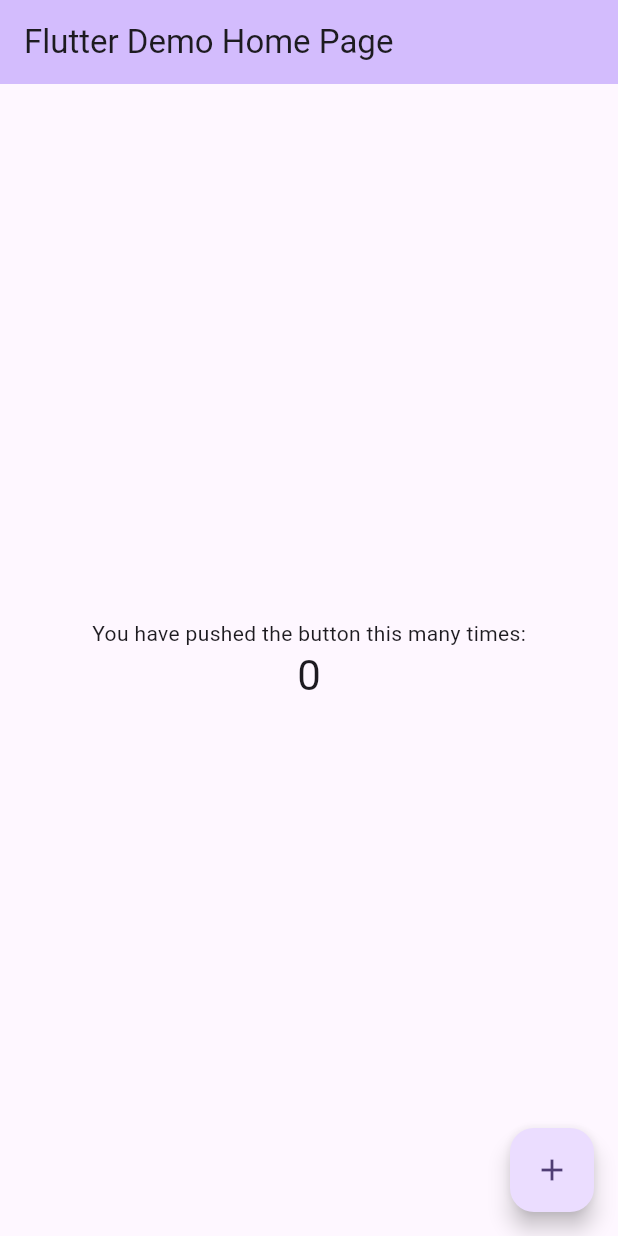
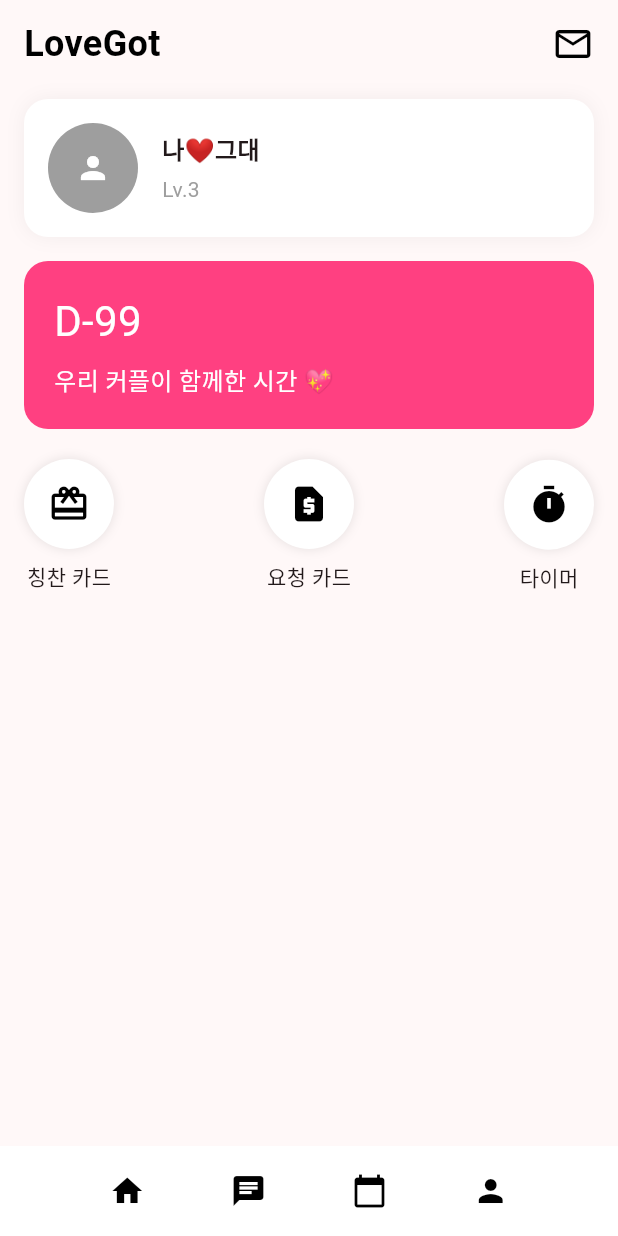
Before and after one commit to HWMV/Lovegot_test, a Flutter app: the screen it shows after launch, on a phone screen of 412 x 824 dp. Run offline on Flutter 3.47's test engine with Material 3 defaults, Android fonts, the phone set to English and light mode, and no system bars; Roboto replaces fonts that are missing (Pretendard).

Commit message:
make home_screen and add praise_card screen, plus action_card&bottom_navigater_bar widget

```diff
--- a/ui/lib/main.dart
+++ b/ui/lib/main.dart
@@ -1,125 +1,27 @@
 import 'package:flutter/material.dart';
+import 'package:ui/widgets/bottom_nav_bar.dart';
+import 'screens/home.dart';
+import 'widgets/bottom_nav_bar.dart';
 
 void main() {
-  runApp(const MyApp());
+  runApp(const LoveGottApp());
 }
 
-class MyApp extends StatelessWidget {
-  const MyApp({super.key});
+class LoveGottApp extends StatelessWidget {
+  const LoveGottApp({super.key});
 
-  // This widget is the root of your application.
   @override
   Widget build(BuildContext context) {
     return MaterialApp(
-      title: 'Flutter Demo',
+      title: 'LoveGott UI',
+      debugShowCheckedModeBanner: false,
       theme: ThemeData(
-        // This is the theme of your application.
-        //
-        // TRY THIS: Try running your application with "flutter run". You'll see
-        // the application has a purple toolbar. Then, without quitting the app,
-        // try changing the seedColor in the colorScheme below to Colors.green
-        // and then invoke "hot reload" (save your changes or press the "hot
-        // reload" button in a Flutter-supported IDE, or press "r" if you used
-        // the command line to start the app).
-        //
-        // Notice that the counter didn't reset back to zero; the application
-        // state is not lost during the reload. To reset the state, use hot
-        // restart instead.
-        //
-        // This works for code too, not just values: Most code changes can be
-        // tested with just a hot reload.
-        colorScheme: ColorScheme.fromSeed(seedColor: Colors.deepPurple),
+        fontFamily: 'Pretendard', //
+        scaffoldBackgroundColor: const Color(0xFFFFF8F8),
+        colorScheme: ColorScheme.fromSeed(seedColor: Colors.pink),
         useMaterial3: true,
       ),
-      home: const MyHomePage(title: 'Flutter Demo Home Page'),
+      home: const HomeScreen(),
     );
   }
 }
-
-class MyHomePage extends StatefulWidget {
-  const MyHomePage({super.key, required this.title});
-
-  // This widget is the home page of your application. It is stateful, meaning
-  // that it has a State object (defined below) that contains fields that affect
-  // how it looks.
-
-  // This class is the configuration for the state. It holds the values (in this
-  // case the title) provided by the parent (in this case the App widget) and
-  // used by the build method of the State. Fields in a Widget subclass are
-  // always marked "final".
-
-  final String title;
-
-  @override
-  State<MyHomePage> createState() => _MyHomePageState();
-}
-
-class _MyHomePageState extends State<MyHomePage> {
-  int _counter = 0;
-
-  void _incrementCounter() {
-    setState(() {
-      // This call to setState tells the Flutter framework that something has
-      // changed in this State, which causes it to rerun the build method below
-      // so that the display can reflect the updated values. If we changed
-      // _counter without calling setState(), then the build method would not be
-      // called again, and so nothing would appear to happen.
-      _counter++;
-    });
-  }
-
-  @override
-  Widget build(BuildContext context) {
-    // This method is rerun every time setState is called, for instance as done
-    // by the _incrementCounter method above.
-    //
-    // The Flutter framework has been optimized to make rerunning build methods
-    // fast, so that you can just rebuild anything that needs updating rather
-    // than having to individually change instances of widgets.
-    return Scaffold(
-      appBar: AppBar(
-        // TRY THIS: Try changing the color here to a specific color (to
-        // Colors.amber, perhaps?) and trigger a hot reload to see the AppBar
-        // change color while the other colors stay the same.
-        backgroundColor: Theme.of(context).colorScheme.inversePrimary,
-        // Here we take the value from the MyHomePage object that was created by
-        // the App.build method, and use it to set our appbar title.
-        title: Text(widget.title),
-      ),
-      body: Center(
-        // Center is a layout widget. It takes a single child and positions it
-        // in the middle of the parent.
-        child: Column(
-          // Column is also a layout widget. It takes a list of children and
-          // arranges them vertically. By default, it sizes itself to fit its
-          // children horizontally, and tries to be as tall as its parent.
-          //
-          // Column has various properties to control how it sizes itself and
-          // how it positions its children. Here we use mainAxisAlignment to
-          // center the children vertically; the main axis here is the vertical
-          // axis because Columns are vertical (the cross axis would be
-          // horizontal).
-          //
-          // TRY THIS: Invoke "debug painting" (choose the "Toggle Debug Paint"
-          // action in the IDE, or press "p" in the console), to see the
-          // wireframe for each widget.
-          mainAxisAlignment: MainAxisAlignment.center,
-          children: <Widget>[
-            const Text(
-              'You have pushed the button this many times:',
-            ),
-            Text(
-              '$_counter',
-              style: Theme.of(context).textTheme.headlineMedium,
-            ),
-          ],
-        ),
-      ),
-      floatingActionButton: FloatingActionButton(
-        onPressed: _incrementCounter,
-        tooltip: 'Increment',
-        child: const Icon(Icons.add),
-      ), // This trailing comma makes auto-formatting nicer for build methods.
-    );
-  }
-}
--- /dev/null
+++ b/ui/lib/screens/home.dart
@@ -0,0 +1,163 @@
+import 'package:flutter/material.dart';
+import '../widgets/bottom_nav_bar.dart';
+import '../widgets/action_card.dart';
+
+import 'praise_card_screen.dart';
+import 'request_card_screen.dart';
+
+class HomeScreen extends StatelessWidget {
+  const HomeScreen({super.key});
+
+  @override
+  Widget build(BuildContext context) {
+    return Scaffold(
+      backgroundColor: const Color(0xFFFFF8F8),
+      body: SafeArea(
+        child: Column(
+          children: [
+            // Top App Bar
+            Padding(
+              padding:
+                  const EdgeInsets.symmetric(horizontal: 16.0, vertical: 12),
+              child: Row(
+                mainAxisAlignment: MainAxisAlignment.spaceBetween,
+                children: const [
+                  Text(
+                    'LoveGot',
+                    style: TextStyle(
+                      fontSize: 24,
+                      fontWeight: FontWeight.bold,
+                      color: Colors.black,
+                    ),
+                  ),
+                  Icon(Icons.mail_outline, size: 28, color: Colors.black),
+                ],
+              ),
+            ),
+
+            // Profile Card
+            Container(
+              margin: const EdgeInsets.symmetric(horizontal: 16, vertical: 8),
+              padding: const EdgeInsets.all(16),
+              decoration: BoxDecoration(
+                color: Colors.white,
+                borderRadius: BorderRadius.circular(16),
+                boxShadow: [
+                  BoxShadow(
+                      color: Colors.black.withOpacity(0.05), blurRadius: 10),
+                ],
+              ),
+              child: Row(
+                children: const [
+                  CircleAvatar(
+                    radius: 30,
+                    backgroundColor: Colors.grey,
+                    child: Icon(Icons.person, color: Colors.white),
+                  ),
+                  SizedBox(width: 16),
+                  Column(
+                    crossAxisAlignment: CrossAxisAlignment.start,
+                    children: [
+                      Text('나❤️그대',
+                          style: TextStyle(
+                              fontSize: 16, fontWeight: FontWeight.bold)),
+                      SizedBox(height: 4),
+                      Text('Lv.3',
+                          style: TextStyle(fontSize: 14, color: Colors.grey)),
+                    ],
+                  ),
+                ],
+              ),
+            ),
+
+            // D-Day & Highlight
+            Padding(
+              padding: const EdgeInsets.symmetric(horizontal: 16, vertical: 8),
+              child: Container(
+                width: double.infinity,
+                padding: const EdgeInsets.all(20),
+                decoration: BoxDecoration(
+                  color: Colors.pinkAccent,
+                  borderRadius: BorderRadius.circular(16),
+                ),
+                child: const Column(
+                  crossAxisAlignment: CrossAxisAlignment.start,
+                  children: [
+                    Text('D-99',
+                        style: TextStyle(fontSize: 28, color: Colors.white)),
+                    SizedBox(height: 8),
+                    Text('우리 커플이 함께한 시간 💖',
+                        style: TextStyle(fontSize: 16, color: Colors.white)),
+                  ],
+                ),
+              ),
+            ),
+
+            // Action Buttons
+            Padding(
+              padding:
+                  const EdgeInsets.symmetric(horizontal: 16.0, vertical: 12),
+              child: Row(
+                mainAxisAlignment: MainAxisAlignment.spaceBetween,
+                children: [
+                  _ActionCard(
+                      icon: Icons.card_giftcard,
+                      label: '칭찬 카드',
+                      onTap: () => Navigator.push(
+                          context,
+                          MaterialPageRoute(
+                              builder: (_) => const PraiseCardScreen()))),
+                  _ActionCard(
+                      icon: Icons.request_page,
+                      label: '요청 카드',
+                      onTap: () => Navigator.push(
+                          context,
+                          MaterialPageRoute(
+                              builder: (_) => const RequestCardScreen()))),
+                  _ActionCard(icon: Icons.timer, label: '타이머'),
+                ],
+              ),
+            ),
+
+            const Spacer(),
+
+            // Bottom NavBar
+            const BottomNavBar(),
+          ],
+        ),
+      ),
+    );
+  }
+}
+
+class _ActionCard extends StatelessWidget {
+  final IconData icon;
+  final String label;
+  final VoidCallback? onTap;
+
+  const _ActionCard({required this.icon, required this.label, this.onTap});
+
+  @override
+  Widget build(BuildContext context) {
+    return GestureDetector(
+      onTap: onTap,
+      child: Column(
+        children: [
+          Container(
+            decoration: BoxDecoration(
+              color: Colors.white,
+              shape: BoxShape.circle,
+              boxShadow: [
+                BoxShadow(color: Colors.black.withOpacity(0.1), blurRadius: 6),
+              ],
+            ),
+            padding: const EdgeInsets.all(16),
+            child: Icon(icon, size: 28, color: Colors.black),
+          ),
+          const SizedBox(height: 8),
+          Text(label, style: const TextStyle(fontSize: 14)),
+        ],
+      ),
+    );
+  }
+}
--- /dev/null
+++ b/ui/lib/widgets/bottom_nav_bar.dart
@@ -0,0 +1,24 @@
+
+import 'package:flutter/material.dart';
+
+class BottomNavBar extends StatelessWidget {
+  const BottomNavBar({super.key});
+
+  @override
+  Widget build(BuildContext context) {
+    return Container(
+      height: 60,
+      color: Colors.white,
+      padding: const EdgeInsets.symmetric(horizontal: 16),
+      child: Row(
+        mainAxisAlignment: MainAxisAlignment.spaceEvenly,
+        children: const [
+          Icon(Icons.home, color: Colors.black),
+          Icon(Icons.chat, color: Colors.black),
+          Icon(Icons.calendar_today, color: Colors.black),
+          Icon(Icons.person, color: Colors.black),
+        ],
+      ),
+    );
+  }
+}
--- a/ui/pubspec.yaml
+++ b/ui/pubspec.yaml
@@ -30,6 +30,7 @@ environment:
 dependencies:
   flutter:
     sdk: flutter
+    http: ^0.13.5
 
 
   # The following adds the Cupertino Icons font to your application.
```
Also changed, not shown: ui/lib/screens/praise_card_screen.dart (added, +54 -0 lines), ui/lib/screens/request_card_screen.dart (added, +54 -0 lines), ui/lib/widgets/action_card.dart (added, +38 -0 lines), 2 other files.
